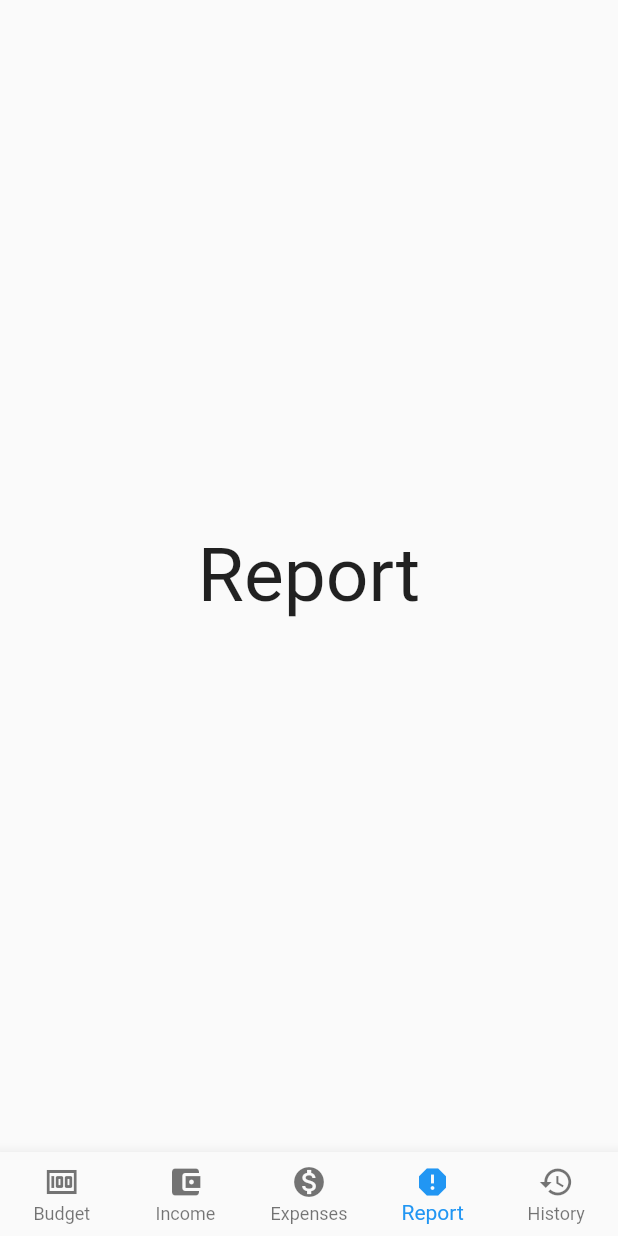
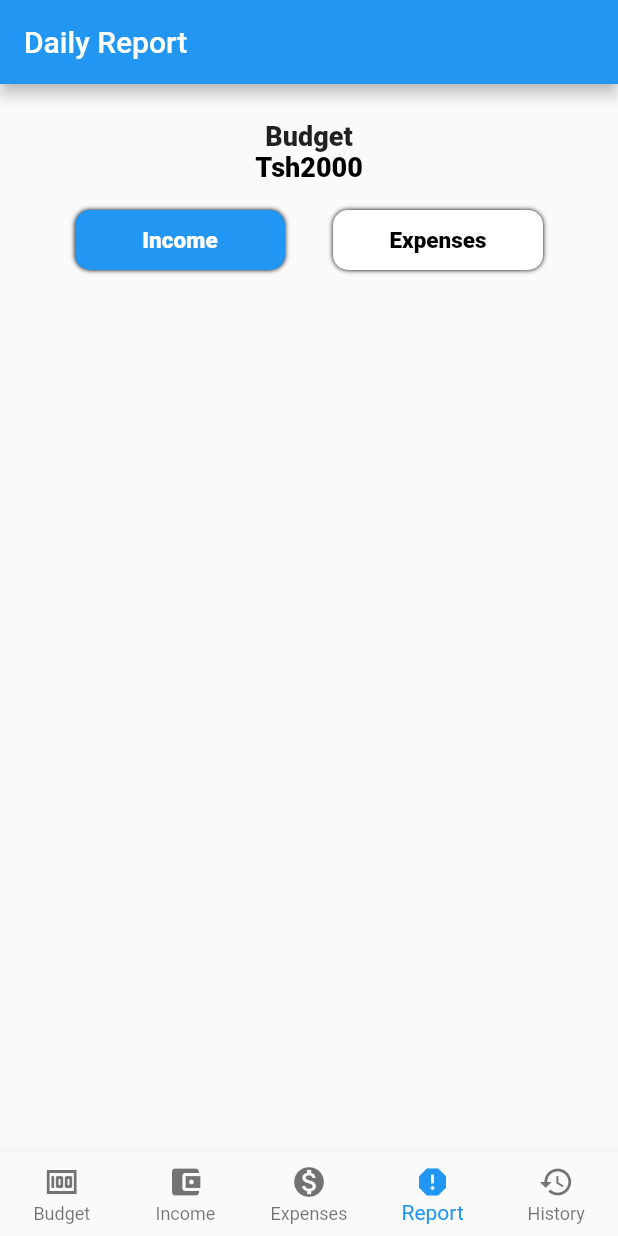
Before and after one commit to DOJA2/Budgeting-App, a Flutter app: the screen it shows after launch, item 4 of the bottom bar chosen, on a phone screen of 412 x 824 dp. Run offline on Flutter 3.47's test engine with Material 2 defaults, Android fonts, the phone set to English and light mode, and no system bars; our stand-ins replace firebase_core; accounts and stored records are empty.

Commit message:
Start of report page

```diff
--- a/lib/Pages/Report.dart
+++ b/lib/Pages/Report.dart
@@ -1,11 +1,96 @@
 import 'package:flutter/material.dart';
 
-class Report extends StatelessWidget {
+class Report extends StatefulWidget {
+  const Report({super.key});
+
+  @override
+  _ReportState createState() => _ReportState();
+}
+
+class _ReportState extends State<Report> {
+  List day = ['Income', 'Expenses'];
+  int index_color = 0;
+
   @override
   Widget build(BuildContext context) {
-    return Center(
-      child: Text('Report',
-      style: TextStyle(fontSize: 50),
+    return Scaffold(
+      appBar: AppBar(
+        title: const Text('Daily Report'),
+      ),
+      body: SafeArea(
+        child: CustomScrollView(slivers: [
+          SliverToBoxAdapter(
+            child: Padding(
+              padding: const EdgeInsets.all(8.0),
+              child: Column(
+                children: [
+                  SizedBox(height: 16),
+                  Text(
+                    'Budget',
+                    style: TextStyle(
+                      fontWeight: FontWeight.w800,
+                      fontSize: 18,
+                    ),
+                  ),
+                  Text(
+                    'Tsh2000',
+                    style: TextStyle(
+                      fontSize: 18,
+                      color: Colors.black,
+                      fontWeight: FontWeight.w800,
+                    ),
+                  ),
+                  SizedBox(height: 18),
+                  Padding(
+                    padding: const EdgeInsets.symmetric(horizontal: 10),
+                    child: Row(
+                      // mainAxisAlignment: MainAxisAlignment.center,
+                      mainAxisAlignment: MainAxisAlignment.spaceEvenly,
+                      children: [
+                        ...List.generate(2, (index) {
+                          return GestureDetector(
+                            onTap: () {
+                              setState(() {index_color = index;
+                              }
+                              );
+                            },
+
+                            child: Container(
+                              height: 40,
+                              width: 140,
+                              decoration: BoxDecoration(
+                                boxShadow: [BoxShadow(
+                                  color: Colors.black,
+                                  blurRadius: 2,
+                                )],
+
+                                borderRadius: BorderRadius.circular(10),
+                                color: index_color == index?
+                                 Colors.blue:
+                                 Colors.white,
+                              ),
+                              alignment: Alignment.center,
+                              child: Text(
+                                day[index],
+                                style: TextStyle(
+                                  fontSize: 15,
+                                  color: index_color == index?
+                                 Colors.white:
+                                 Colors.black,
+                                  fontWeight: FontWeight.w800,
+                                ),
+                              ),
+                            ),
+                          );
+                        })
+                      ],
+                    ),
+                  ),
+                ],
+              ),
+            ),
+          )
+        ]),
       ),
     );
   }
```
